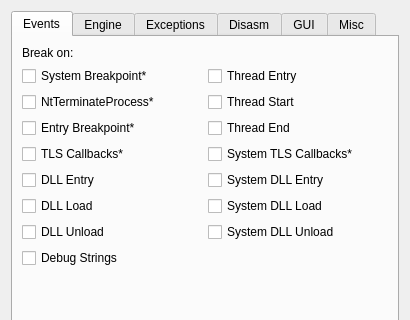
x64dbg/x64dbg, file src/gui/Src/Gui/SettingsDialog.ui: the form before one commit; both pictures show x 0 to 410 and y 0 to 320 of the 410 by 596 pixel window.
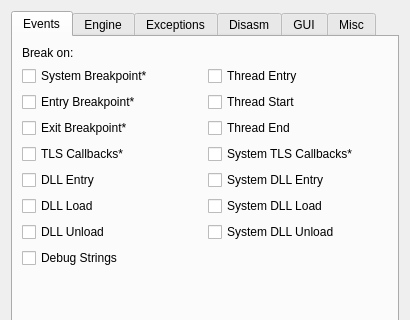
The form after the commit. Icons and pictures are not drawn.

Commit message: GUI: rename 'NtTerminateProcess' event to 'Exit Breakpoint'

```diff
--- a/src/gui/Src/Gui/SettingsDialog.ui
+++ b/src/gui/Src/Gui/SettingsDialog.ui
@@ -40,7 +40,7 @@
        <string>Events</string>
       </attribute>
       <layout class="QGridLayout" name="gridLayout">
-       <item row="3" column="0">
+       <item row="2" column="0">
         <widget class="QCheckBox" name="chkEntryBreakpoint">
          <property name="text">
           <string>Entry Breakpoint*</string>
@@ -91,10 +91,10 @@
          </property>
         </spacer>
        </item>
-       <item row="2" column="0">
-        <widget class="QCheckBox" name="chkNtTerminateProcess">
+       <item row="3" column="0">
+        <widget class="QCheckBox" name="chkExitBreakpoint">
          <property name="text">
-          <string>NtTerminateProcess*</string>
+          <string>Exit Breakpoint*</string>
          </property>
         </widget>
        </item>
```
The commit also changes 2 other files.
